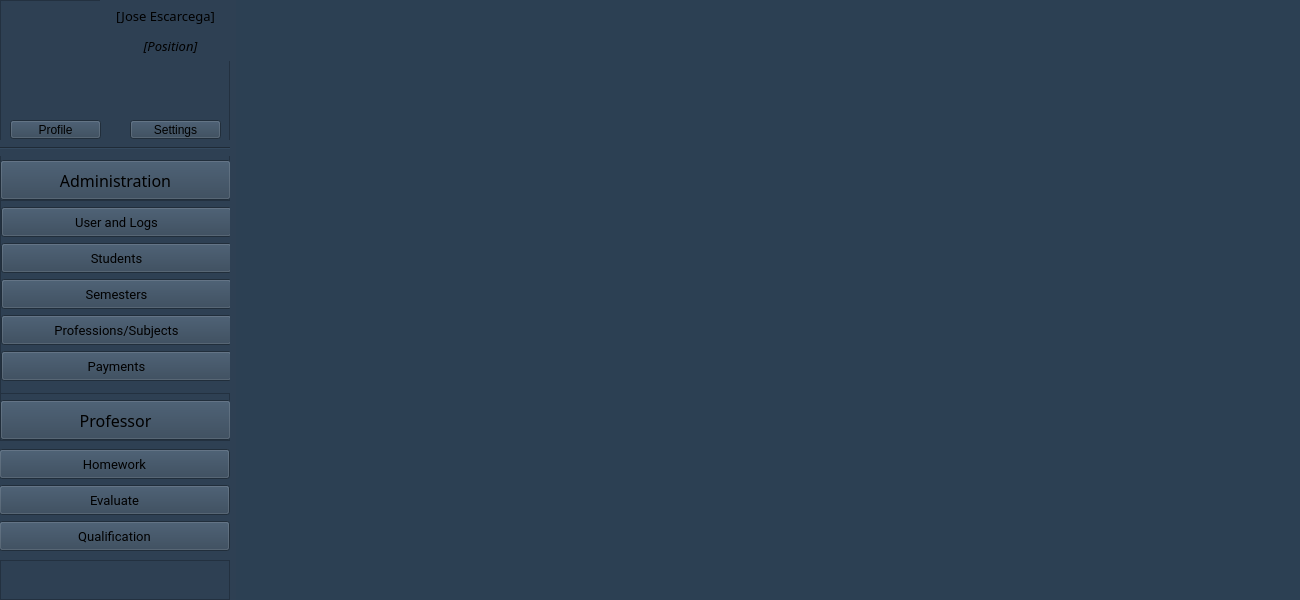
Qt form Views/Templates/MainForm.ui (JE8879/Python-School-Administration) before a commit.
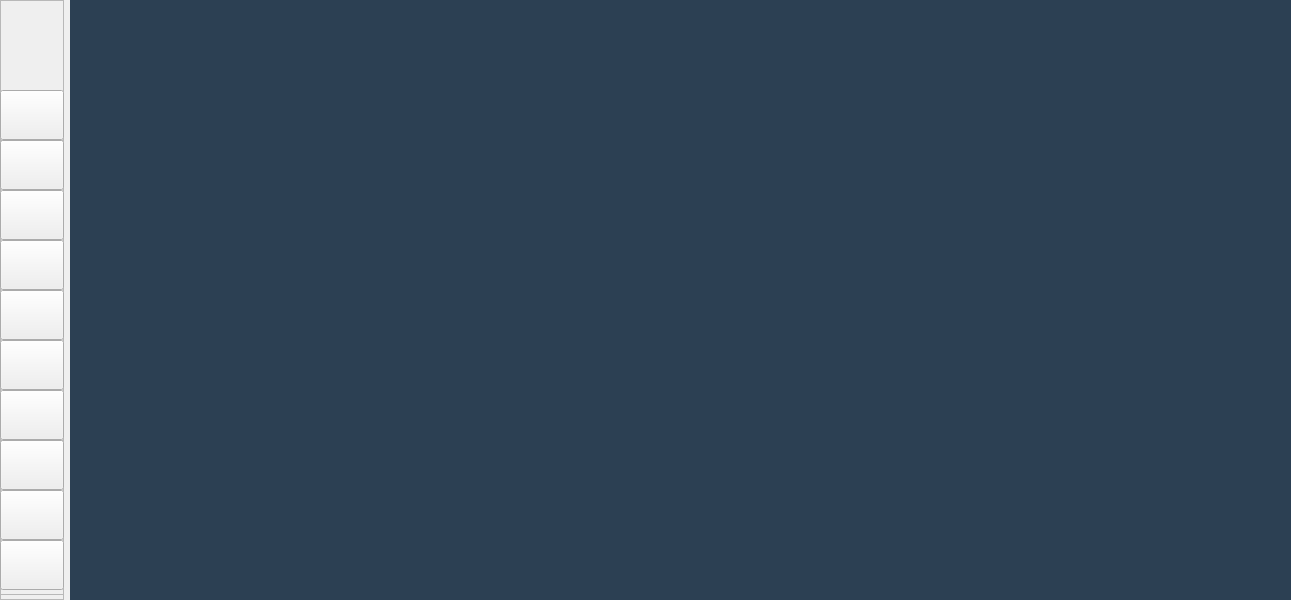
The same form after that commit. Icons and pictures are not drawn.

Diff of the .ui file:
```diff
--- a/Views/Templates/MainForm.ui
+++ b/Views/Templates/MainForm.ui
@@ -6,7 +6,7 @@
    <rect>
     <x>0</x>
     <y>0</y>
-    <width>1300</width>
+    <width>1291</width>
     <height>600</height>
    </rect>
   </property>
@@ -20,7 +20,7 @@
    <string>School Admin</string>
   </property>
   <property name="styleSheet">
-   <string notr="true">background-color: rgb(46, 64, 83);</string>
+   <string notr="true"/>
   </property>
   <layout class="QGridLayout" name="gridLayout">
    <property name="leftMargin">
@@ -39,93 +39,23 @@
     <widget class="QFrame" name="MenuPanel">
      <property name="minimumSize">
       <size>
-       <width>230</width>
-       <height>600</height>
+       <width>64</width>
+       <height>0</height>
       </size>
      </property>
-     <property name="styleSheet">
-      <string notr="true"/>
-     </property>
      <property name="frameShape">
       <enum>QFrame::StyledPanel</enum>
      </property>
      <property name="frameShadow">
       <enum>QFrame::Raised</enum>
      </property>
-     <property name="lineWidth">
-      <number>1</number>
-     </property>
-     <widget class="QLabel" name="label">
-      <property name="geometry">
-       <rect>
-        <x>100</x>
-        <y>0</y>
-        <width>131</width>
-        <height>31</height>
-       </rect>
-      </property>
-      <property name="font">
-       <font>
-        <family>Century Gothic</family>
-        <pointsize>10</pointsize>
-       </font>
-      </property>
-      <property name="styleSheet">
-       <string notr="true"/>
-      </property>
-      <property name="text">
-       <string>[Jose Escarcega]</string>
-      </property>
-      <property name="alignment">
-       <set>Qt::AlignCenter</set>
-      </property>
-     </widget>
-     <widget class="QLabel" name="label_2">
-      <property name="geometry">
-       <rect>
-        <x>110</x>
-        <y>30</y>
-        <width>121</width>
-        <height>31</height>
-       </rect>
-      </property>
-      <property name="font">
-       <font>
-        <family>Century Gothic</family>
-        <pointsize>10</pointsize>
-        <italic>true</italic>
-       </font>
-      </property>
-      <property name="styleSheet">
-       <string notr="true"/>
-      </property>
-      <property name="text">
-       <string>[Position]</string>
-      </property>
-      <property name="alignment">
-       <set>Qt::AlignCenter</set>
-      </property>
-     </widget>
-     <widget class="Line" name="line">
-      <property name="geometry">
-       <rect>
-        <x>0</x>
-        <y>140</y>
-        <width>231</width>
-        <height>16</height>
-       </rect>
-      </property>
-      <property name="orientation">
-       <enum>Qt::Horizontal</enum>
-      </property>
-     </widget>
      <widget class="QLabel" name="label_3">
       <property name="geometry">
        <rect>
-        <x>6</x>
+        <x>0</x>
         <y>10</y>
-        <width>91</width>
-        <height>91</height>
+        <width>64</width>
+        <height>64</height>
        </rect>
       </property>
       <property name="styleSheet">
@@ -145,51 +75,19 @@
        <bool>true</bool>
       </property>
      </widget>
-     <widget class="QToolButton" name="BtnProfile">
-      <property name="geometry">
-       <rect>
-        <x>10</x>
-        <y>120</y>
-        <width>91</width>
-        <height>19</height>
-       </rect>
-      </property>
-      <property name="styleSheet">
-       <string notr="true"/>
-      </property>
-      <property name="text">
-       <string>Profile</string>
-      </property>
-     </widget>
-     <widget class="QToolButton" name="BtnSettings">
-      <property name="geometry">
-       <rect>
-        <x>130</x>
-        <y>120</y>
-        <width>91</width>
-        <height>19</height>
-       </rect>
-      </property>
-      <property name="styleSheet">
-       <string notr="true"/>
-      </property>
-      <property name="text">
-       <string>Settings</string>
-      </property>
-     </widget>
-     <widget class="QPushButton" name="BtnProfessor">
+     <widget class="QPushButton" name="BtnMenu">
       <property name="geometry">
        <rect>
         <x>0</x>
-        <y>400</y>
-        <width>231</width>
-        <height>40</height>
+        <y>90</y>
+        <width>64</width>
+        <height>50</height>
        </rect>
       </property>
-      <property name="minimumSize">
+      <property name="maximumSize">
        <size>
-        <width>231</width>
-        <height>40</height>
+        <width>64</width>
+        <height>50</height>
        </size>
       </property>
       <property name="font">
@@ -204,7 +102,7 @@
        <string notr="true"/>
       </property>
       <property name="text">
-       <string>Professor</string>
+       <string/>
       </property>
       <property name="icon">
        <iconset>
@@ -217,127 +115,13 @@
        </size>
       </property>
      </widget>
-     <widget class="QFrame" name="panelProfessor">
-      <property name="geometry">
-       <rect>
-        <x>-10</x>
-        <y>440</y>
-        <width>241</width>
-        <height>121</height>
-       </rect>
-      </property>
-      <property name="sizePolicy">
-       <sizepolicy hsizetype="Preferred" vsizetype="Preferred">
-        <horstretch>0</horstretch>
-        <verstretch>0</verstretch>
-       </sizepolicy>
-      </property>
-      <property name="frameShape">
-       <enum>QFrame::StyledPanel</enum>
-      </property>
-      <property name="frameShadow">
-       <enum>QFrame::Raised</enum>
-      </property>
-      <layout class="QVBoxLayout" name="verticalLayout">
-       <property name="leftMargin">
-        <number>8</number>
-       </property>
-       <property name="topMargin">
-        <number>8</number>
-       </property>
-       <property name="rightMargin">
-        <number>8</number>
-       </property>
-       <property name="bottomMargin">
-        <number>8</number>
-       </property>
-       <item>
-        <widget class="QPushButton" name="BtnHomeWork">
-         <property name="minimumSize">
-          <size>
-           <width>231</width>
-           <height>30</height>
-          </size>
-         </property>
-         <property name="font">
-          <font>
-           <family>Roboto</family>
-           <pointsize>10</pointsize>
-          </font>
-         </property>
-         <property name="styleSheet">
-          <string notr="true"/>
-         </property>
-         <property name="text">
-          <string>Homework</string>
-         </property>
-         <property name="icon">
-          <iconset>
-           <normaloff>../../Assets/Images/IMG-HomeWork.png</normaloff>../../Assets/Images/IMG-HomeWork.png</iconset>
-         </property>
-        </widget>
-       </item>
-       <item>
-        <widget class="QPushButton" name="BtnEvaluate">
-         <property name="minimumSize">
-          <size>
-           <width>231</width>
-           <height>30</height>
-          </size>
-         </property>
-         <property name="font">
-          <font>
-           <family>Roboto</family>
-           <pointsize>10</pointsize>
-          </font>
-         </property>
-         <property name="styleSheet">
-          <string notr="true"/>
-         </property>
-         <property name="text">
-          <string>Evaluate</string>
-         </property>
-         <property name="icon">
-          <iconset>
-           <normaloff>../../Assets/Images/IMG-Evaluate.png</normaloff>../../Assets/Images/IMG-Evaluate.png</iconset>
-         </property>
-        </widget>
-       </item>
-       <item>
-        <widget class="QPushButton" name="BtnQualification">
-         <property name="minimumSize">
-          <size>
-           <width>231</width>
-           <height>30</height>
-          </size>
-         </property>
-         <property name="font">
-          <font>
-           <family>Roboto</family>
-           <pointsize>10</pointsize>
-          </font>
-         </property>
-         <property name="styleSheet">
-          <string notr="true"/>
-         </property>
-         <property name="text">
-          <string>Qualification</string>
-         </property>
-         <property name="icon">
-          <iconset>
-           <normaloff>../../Assets/Images/IMG-Qualification.png</normaloff>../../Assets/Images/IMG-Qualification.png</iconset>
-         </property>
-        </widget>
-       </item>
-      </layout>
-     </widget>
      <widget class="QFrame" name="adminSubMenu">
       <property name="geometry">
        <rect>
         <x>0</x>
-        <y>200</y>
-        <width>231</width>
-        <height>194</height>
+        <y>140</y>
+        <width>64</width>
+        <height>255</height>
        </rect>
       </property>
       <property name="frameShape">
@@ -349,18 +133,15 @@
       <property name="lineWidth">
        <number>1</number>
       </property>
-      <layout class="QVBoxLayout" name="verticalLayout_2">
-       <property name="leftMargin">
-        <number>0</number>
-       </property>
-       <property name="topMargin">
-        <number>6</number>
-       </property>
-       <property name="rightMargin">
-        <number>9</number>
-       </property>
-       <item>
         <widget class="QPushButton" name="BtnUserLogs">
+       <property name="geometry">
+        <rect>
+         <x>0</x>
+         <y>0</y>
+         <width>64</width>
+         <height>50</height>
+        </rect>
+       </property>
          <property name="sizePolicy">
           <sizepolicy hsizetype="Minimum" vsizetype="Fixed">
            <horstretch>231</horstretch>
@@ -369,8 +150,14 @@
          </property>
          <property name="minimumSize">
           <size>
-           <width>231</width>
-           <height>30</height>
+         <width>0</width>
+         <height>0</height>
+        </size>
+       </property>
+       <property name="maximumSize">
+        <size>
+         <width>64</width>
+         <height>50</height>
           </size>
          </property>
          <property name="font">
@@ -383,20 +170,38 @@
           <string notr="true"/>
          </property>
          <property name="text">
-          <string>User and Logs</string>
+        <string/>
          </property>
          <property name="icon">
           <iconset>
            <normaloff>../../Assets/Images/IMG-TeamWork.png</normaloff>../../Assets/Images/IMG-TeamWork.png</iconset>
          </property>
-        </widget>
-       </item>
-       <item>
+       <property name="iconSize">
+        <size>
+         <width>32</width>
+         <height>32</height>
+        </size>
+       </property>
+      </widget>
         <widget class="QPushButton" name="BtnStudents">
+       <property name="geometry">
+        <rect>
+         <x>0</x>
+         <y>50</y>
+         <width>64</width>
+         <height>50</height>
+        </rect>
+       </property>
          <property name="minimumSize">
           <size>
-           <width>231</width>
-           <height>30</height>
+         <width>0</width>
+         <height>0</height>
+        </size>
+       </property>
+       <property name="maximumSize">
+        <size>
+         <width>64</width>
+         <height>50</height>
           </size>
          </property>
          <property name="font">
@@ -409,7 +214,7 @@
           <string notr="true"/>
          </property>
          <property name="text">
-          <string>Students</string>
+        <string/>
          </property>
          <property name="icon">
           <iconset>
@@ -417,18 +222,24 @@
          </property>
          <property name="iconSize">
           <size>
-           <width>16</width>
-           <height>16</height>
+         <width>32</width>
+         <height>32</height>
           </size>
          </property>
         </widget>
-       </item>
-       <item>
-        <widget class="QPushButton" name="BtnSubjects">
+      <widget class="QPushButton" name="BtnSemesters">
+       <property name="geometry">
+        <rect>
+         <x>0</x>
+         <y>100</y>
+         <width>64</width>
+         <height>50</height>
+        </rect>
+       </property>
          <property name="minimumSize">
           <size>
-           <width>231</width>
-           <height>30</height>
+         <width>0</width>
+         <height>0</height>
           </size>
          </property>
          <property name="font">
@@ -441,20 +252,32 @@
           <string notr="true"/>
          </property>
          <property name="text">
-          <string>Semesters</string>
+        <string/>
          </property>
          <property name="icon">
           <iconset>
            <normaloff>../../Assets/Images/IMG-Calendar.png</normaloff>../../Assets/Images/IMG-Calendar.png</iconset>
          </property>
-        </widget>
-       </item>
-       <item>
+       <property name="iconSize">
+        <size>
+         <width>32</width>
+         <height>32</height>
+        </size>
+       </property>
+      </widget>
         <widget class="QPushButton" name="BtnProfessions">
+       <property name="geometry">
+        <rect>
+         <x>0</x>
+         <y>150</y>
+         <width>64</width>
+         <height>50</height>
+        </rect>
+       </property>
          <property name="minimumSize">
           <size>
-           <width>231</width>
-           <height>30</height>
+         <width>64</width>
+         <height>50</height>
           </size>
          </property>
          <property name="font">
@@ -467,20 +290,32 @@
           <string notr="true"/>
          </property>
          <property name="text">
-          <string>Professions/Subjects</string>
+        <string/>
          </property>
          <property name="icon">
           <iconset>
            <normaloff>../../Assets/Images/IMG-Profession.png</normaloff>../../Assets/Images/IMG-Profession.png</iconset>
          </property>
-        </widget>
-       </item>
-       <item>
+       <property name="iconSize">
+        <size>
+         <width>32</width>
+         <height>32</height>
+        </size>
+       </property>
+      </widget>
         <widget class="QPushButton" name="BtnPayMents">
+       <property name="geometry">
+        <rect>
+         <x>0</x>
+         <y>200</y>
+         <width>64</width>
+         <height>50</height>
+        </rect>
+       </property>
          <property name="minimumSize">
           <size>
-           <width>231</width>
-           <height>30</height>
+         <width>64</width>
+         <height>50</height>
           </size>
          </property>
          <property name="font">
@@ -493,29 +328,39 @@
           <string notr="true"/>
          </property>
          <property name="text">
-          <string>Payments</string>
+        <string/>
          </property>
          <property name="icon">
           <iconset>
            <normaloff>../../Assets/Images/IMG-Pays.png</normaloff>../../Assets/Images/IMG-Pays.png</iconset>
          </property>
-        </widget>
-       </item>
-      </layout>
+       <property name="iconSize">
+        <size>
+         <width>32</width>
+         <height>32</height>
+        </size>
+       </property>
+      </widget>
      </widget>
-     <widget class="QPushButton" name="BtnAdmin">
+     <widget class="QPushButton" name="BtnProfessor">
       <property name="geometry">
        <rect>
         <x>0</x>
-        <y>160</y>
-        <width>231</width>
-        <height>40</height>
+        <y>390</y>
+        <width>64</width>
+        <height>50</height>
        </rect>
       </property>
       <property name="minimumSize">
        <size>
-        <width>231</width>
-        <height>40</height>
+        <width>0</width>
+        <height>0</height>
+       </size>
+      </property>
+      <property name="maximumSize">
+       <size>
+        <width>64</width>
+        <height>50</height>
        </size>
       </property>
       <property name="font">
@@ -526,17 +371,70 @@
         <bold>false</bold>
        </font>
       </property>
-      <property name="layoutDirection">
-       <enum>Qt::LeftToRight</enum>
+      <property name="styleSheet">
+       <string notr="true"/>
       </property>
-      <property name="autoFillBackground">
-       <bool>false</bool>
+      <property name="text">
+       <string/>
       </property>
+      <property name="icon">
+       <iconset>
+        <normaloff>../../Assets/Images/IMG-Teacher.png</normaloff>../../Assets/Images/IMG-Teacher.png</iconset>
+      </property>
+      <property name="iconSize">
+       <size>
+        <width>32</width>
+        <height>32</height>
+       </size>
+      </property>
+     </widget>
+     <widget class="QFrame" name="panelProfessor">
+      <property name="geometry">
+       <rect>
+        <x>0</x>
+        <y>440</y>
+        <width>64</width>
+        <height>155</height>
+       </rect>
+      </property>
+      <property name="sizePolicy">
+       <sizepolicy hsizetype="Preferred" vsizetype="Preferred">
+        <horstretch>0</horstretch>
+        <verstretch>0</verstretch>
+       </sizepolicy>
+      </property>
+      <property name="frameShape">
+       <enum>QFrame::StyledPanel</enum>
+      </property>
+      <property name="frameShadow">
+       <enum>QFrame::Raised</enum>
+      </property>
+      <widget class="QPushButton" name="BtnHomeWork">
+       <property name="geometry">
+        <rect>
+         <x>0</x>
+         <y>0</y>
+         <width>64</width>
+         <height>50</height>
+        </rect>
+       </property>
+       <property name="minimumSize">
+        <size>
+         <width>64</width>
+         <height>50</height>
+        </size>
+       </property>
+       <property name="font">
+        <font>
+         <family>Roboto</family>
+         <pointsize>10</pointsize>
+        </font>
+       </property>
       <property name="styleSheet">
        <string notr="true"/>
       </property>
       <property name="text">
-       <string>Administration</string>
+        <string/>
       </property>
       <property name="icon">
        <iconset>
@@ -548,9 +446,83 @@
         <height>32</height>
        </size>
       </property>
-      <property name="flat">
-       <bool>false</bool>
-      </property>
+      </widget>
+      <widget class="QPushButton" name="BtnEvaluate">
+       <property name="geometry">
+        <rect>
+         <x>0</x>
+         <y>50</y>
+         <width>64</width>
+         <height>50</height>
+        </rect>
+       </property>
+       <property name="minimumSize">
+        <size>
+         <width>64</width>
+         <height>50</height>
+        </size>
+       </property>
+       <property name="font">
+        <font>
+         <family>Roboto</family>
+         <pointsize>10</pointsize>
+        </font>
+       </property>
+       <property name="styleSheet">
+        <string notr="true"/>
+       </property>
+       <property name="text">
+        <string/>
+       </property>
+       <property name="icon">
+        <iconset>
+         <normaloff>../../Assets/Images/IMG-Evaluate.png</normaloff>../../Assets/Images/IMG-Evaluate.png</iconset>
+       </property>
+       <property name="iconSize">
+        <size>
+         <width>32</width>
+         <height>32</height>
+        </size>
+       </property>
+      </widget>
+      <widget class="QPushButton" name="BtnQualification">
+       <property name="geometry">
+        <rect>
+         <x>0</x>
+         <y>100</y>
+         <width>64</width>
+         <height>50</height>
+        </rect>
+       </property>
+       <property name="minimumSize">
+        <size>
+         <width>64</width>
+         <height>50</height>
+        </size>
+       </property>
+       <property name="font">
+        <font>
+         <family>Roboto</family>
+         <pointsize>10</pointsize>
+        </font>
+       </property>
+       <property name="styleSheet">
+        <string notr="true"/>
+       </property>
+       <property name="text">
+        <string/>
+       </property>
+       <property name="icon">
+        <iconset>
+         <normaloff>../../Assets/Images/IMG-Qualification.png</normaloff>../../Assets/Images/IMG-Qualification.png</iconset>
+       </property>
+       <property name="iconSize">
+        <size>
+         <width>32</width>
+         <height>32</height>
+        </size>
+       </property>
+      </widget>
      </widget>
     </widget>
    </item>
@@ -558,7 +530,7 @@
     <widget class="QMdiArea" name="mdiArea">
      <property name="minimumSize">
       <size>
-       <width>890</width>
+       <width>800</width>
        <height>600</height>
       </size>
      </property>
```
Left out of the diff: 21 changed lines with no effect on the pictures. Lines whose indentation alone changed are shown as unchanged.
